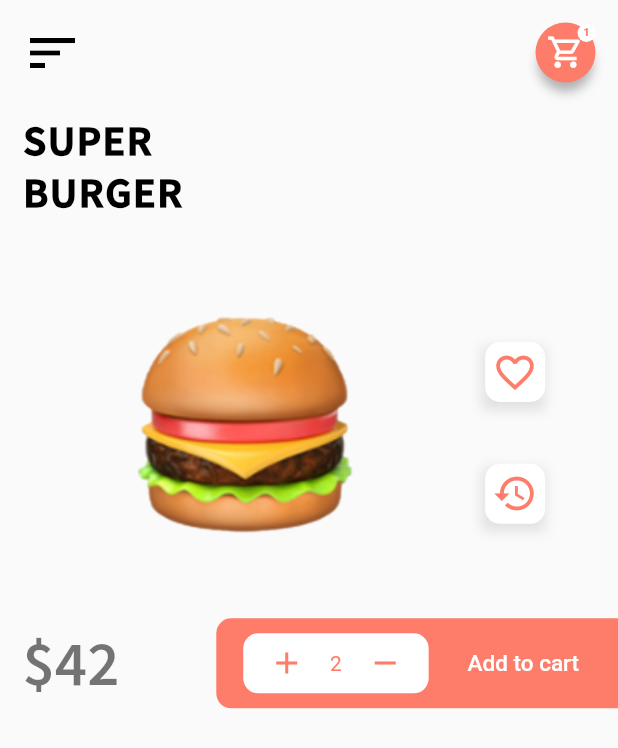
After one commit to SuyashGandhi13/foodui, a Flutter app: the screen it shows after launch, after a tap on "Hamburg", on a phone screen of 412 x 824 dp. The commit adds this screen. Shown: the top 748 px of the screen. Run offline on Flutter 3.47's test engine with Material 2 defaults, Android fonts, the phone set to English and light mode, and no system bars; our stand-ins replace smooth_star_rating.

Commit message:
improvement to looks 17-06-21

```diff
--- a/lib/food_card.dart
+++ b/lib/food_card.dart
@@ -6,12 +6,15 @@ class FoodCard extends StatelessWidget {
   final int price;
   final Color cardColor;
   final Color textColor;
+  final Function onPressed;
 
-  FoodCard({this.source,this.text,this.price,this.cardColor,this.textColor});
+  FoodCard({this.source,this.text,this.price,this.cardColor,this.textColor,this.onPressed});
 
   @override
   Widget build(BuildContext context) {
-    return Container(
+    return GestureDetector(
+      onTap: onPressed,
+      child: Container(
         margin: EdgeInsets.only(right: 15.0),
         width: 150,
         decoration: BoxDecoration(
@@ -52,6 +55,7 @@ class FoodCard extends StatelessWidget {
               ),
           ],
         ),
+      ),
     );
   }
 }
--- /dev/null
+++ b/lib/food_page.dart
@@ -0,0 +1,206 @@
+import 'package:flutter/cupertino.dart';
+import 'package:flutter/material.dart';
+
+class FoodPage extends StatefulWidget {
+  @override
+  _FoodPageState createState() => _FoodPageState();
+}
+
+class _FoodPageState extends State<FoodPage> {
+  @override
+  Widget build(BuildContext context) {
+    return Scaffold(
+      body: Padding(
+        padding: EdgeInsets.fromLTRB(15, 15, 0, 15),
+        child: ListView(
+          children: [
+            Padding(
+              padding: const EdgeInsets.fromLTRB(0, 0, 15.0, 20.0),
+              child: Row(
+                mainAxisAlignment: MainAxisAlignment.spaceBetween,
+                children: [
+                  Icon(
+                    Icons.sort,
+                    color: Colors.black,
+                    size: 40,
+                  ),
+                  Stack(
+                    alignment: Alignment.topRight,
+                    children: [
+                      Container(
+                        decoration: BoxDecoration(
+                          boxShadow: [
+                            BoxShadow(
+                                color: Colors.black.withOpacity(.3),
+                                blurRadius: 6.0,
+                                spreadRadius: -2.0,
+                                offset: Offset(0, 8)),
+                          ],
+                          shape: BoxShape.circle,
+                        ),
+                        child: CircleAvatar(
+                          backgroundColor: Color(0xFFFE7D6A),
+                          child: Icon(
+                            Icons.shopping_cart_outlined,
+                            size: 25,
+                            color: Colors.white,
+                          ),
+                        ),
+                      ),
+                      Positioned(
+                        left: 28.0,
+                        top: 1.0,
+                        child: CircleAvatar(
+                          radius: 6.0,
+                          backgroundColor: Colors.white,
+                          child: Center(
+                            child: Text(
+                              '1',
+                              style: TextStyle(
+                                  fontSize: 7,
+                                  color: Color(0xFFFE7D6A),
+                                  fontWeight: FontWeight.w900),
+                            ),
+                          ),
+                        ),
+                      )
+                    ],
+                  )
+                ],
+              ),
+            ),
+            Text(
+              'SUPER\nBURGER',
+              style: TextStyle(
+                color: Colors.black,
+                fontFamily: 'Source Sans Pro',
+                fontSize: 28.0,
+                fontWeight: FontWeight.w900,
+                letterSpacing: 1.0,
+              ),
+            ),
+            SizedBox(
+              height: 20,
+            ),
+            Row(
+              children: [
+                Container(
+                  height: MediaQuery.of(context).size.width * .6,
+                  width: MediaQuery.of(context).size.width * .7,
+                  decoration: BoxDecoration(
+                      image: DecorationImage(
+                          image: AssetImage('images/burger.png'),
+                          fit: BoxFit.contain)),
+                ),
+                Padding(
+                  padding: const EdgeInsets.all(20.0),
+                  child: Column(
+                    children: [
+                      Container(
+                        decoration: BoxDecoration(
+                          boxShadow: [
+                            BoxShadow(
+                                color: Colors.black.withOpacity(.1),
+                                blurRadius: 6,
+                                spreadRadius: 1,
+                                offset: Offset(-1, 4)),
+                          ],
+                        ),
+                        child: Container(
+                          height: 40,
+                          width: 40,
+                          decoration: BoxDecoration(
+                              color: Colors.white,
+                              borderRadius: BorderRadius.circular(10.0)),
+                          child: Center(
+                            child: Icon(
+                              Icons.favorite_border,
+                              color: Color(0xFFFE7D6A),
+                              size: 30,
+                            ),
+                          ),
+                        ),
+                      ),
+                      SizedBox(
+                        height: MediaQuery.of(context).size.height * .05,
+                      ),
+                      Container(
+                        decoration: BoxDecoration(
+                          boxShadow: [
+                            BoxShadow(
+                                color: Colors.black.withOpacity(.1),
+                                blurRadius: 6,
+                                spreadRadius: 1,
+                                offset: Offset(-1, 4)),
+                          ],
+                        ),
+                        child: Container(
+                          height: 40,
+                          width: 40,
+                          decoration: BoxDecoration(
+                              color: Colors.white,
+                              borderRadius: BorderRadius.circular(10.0)),
+                          child: Center(
+                            child: Icon(
+                              Icons.restore,
+                              color: Color(0xFFFE7D6A),
+                              size: 30,
+                            ),
+                          ),
+                        ),
+                      )
+                    ],
+                  ),
+                )
+              ],
+            ),
+            Row(
+              mainAxisAlignment: MainAxisAlignment.spaceBetween,
+              children: [
+                Text(
+                  '\$42',
+                  style: TextStyle(
+                    fontSize: 42,
+                    fontWeight: FontWeight.w700,
+                    fontFamily: 'Source Sans Pro',
+                    color: Colors.black54,
+                  ),
+                ),
+                Container(
+                  height: 60,
+                  width: MediaQuery.of(context).size.width*.65,
+                  decoration: BoxDecoration(
+                    color: Color(0xFFFE7D6A),
+                    borderRadius: BorderRadius.only(topLeft: Radius.circular(10),bottomLeft: Radius.circular(10.0)),
+                  ),
+                  child: Row(
+                    mainAxisAlignment: MainAxisAlignment.spaceEvenly,
+                    children: [
+                      Container(
+                        height: 40,
+                        width: MediaQuery.of(context).size.width*.3,
+                        decoration: BoxDecoration(
+                          color: Colors.white,
+                          borderRadius: BorderRadius.circular(10.0),
+                        ),
+                        child: Row(
+                          mainAxisAlignment: MainAxisAlignment.spaceEvenly,
+                          children: [
+                            Icon(Icons.add,color: Color(0xFFFE7D6A),),
+                            Text('2',style: TextStyle(color: Color(0xFFFE7D6A)),),
+                            Icon(Icons.remove,color: Color(0xFFFE7D6A),)
+                          ],
+                        ),
+                      ),
+                      TextButton(onPressed: (){}, child: Text('Add to cart',style: TextStyle(color: Colors.white,fontSize: 15),))
+                    ],
+                  ),
+                )
+              ],
+            )
+          ],
+        ),
+      ),
+    );
+  }
+}
--- a/lib/home_screen.dart
+++ b/lib/home_screen.dart
@@ -32,7 +32,7 @@ class _HomeScreenState extends State<HomeScreen>
                 mainAxisAlignment: MainAxisAlignment.spaceBetween,
                 children: [
                   Icon(
-                    Icons.menu,
+                    Icons.sort,
                     color: Colors.black,
                     size: 40.0,
                   ),
@@ -110,6 +110,9 @@ class _HomeScreenState extends State<HomeScreen>
                     price: 21,
                     cardColor: Color(0xFFFFEAC5),
                     textColor: Color(0xFF786138),
+                    onPressed: (){
+                      Navigator.pushNamed(context, '/second');
+                    },
                   ),
                   FoodCard(
                     source: 'images/french fry.png',
--- a/lib/main.dart
+++ b/lib/main.dart
@@ -1,4 +1,5 @@
 import 'package:flutter/material.dart';
+import 'package:foodui/food_page.dart';
 import 'package:foodui/home_screen.dart';
 
 void main() {
@@ -10,8 +11,11 @@ class FoodUI extends StatelessWidget {
   @override
   Widget build(BuildContext context) {
     return MaterialApp(
-      title: 'Flutter Demo',
-      home: HomeScreen(),
+      initialRoute: '/',
+      routes: {
+        '/':(context)=>HomeScreen(),
+        '/second':(context)=>FoodPage(),
+      },
     );
   }
 }
```
Lines whose indentation alone changed are shown as unchanged.
